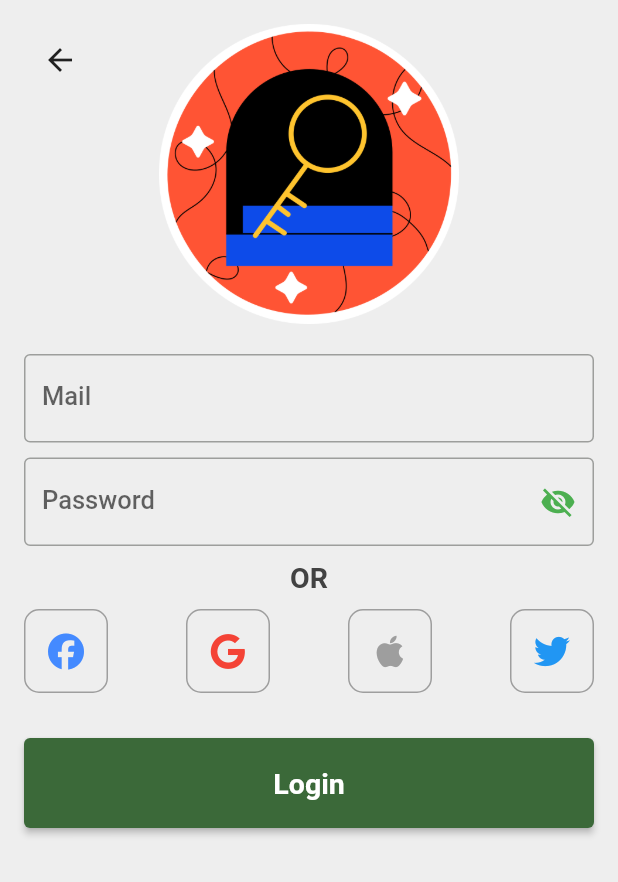
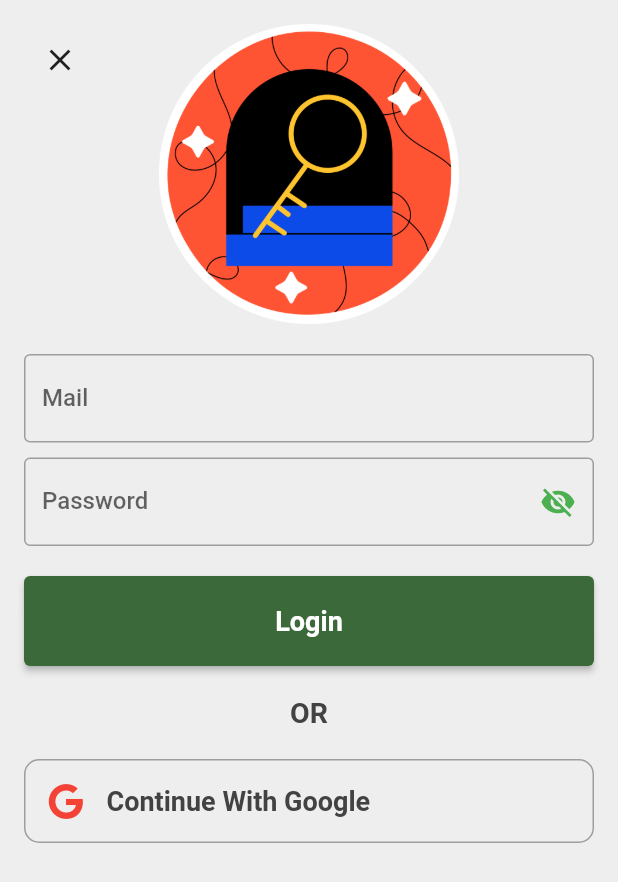
Before and after one commit to SpeedfireV/recipes, a Flutter app: the LoginPage screen opened by its route, on a phone screen of 412 x 824 dp. Shown: the top 882 px of the screen. Run offline on Flutter 3.47's test engine with Material 2 defaults, Android fonts, the phone set to English and light mode, and no system bars; our stand-ins replace auto_size_text, firebase_auth, firebase_core, flutter_hooks, flutter_riverpod, font_awesome_flutter and 4 more; accounts and stored records are empty.

Commit message:
Google, Profile, Entry

```diff
--- a/lib/main.dart
+++ b/lib/main.dart
@@ -1,13 +1,15 @@
 import 'package:firebase_core/firebase_core.dart';
 import 'package:flutter/material.dart';
 import 'package:flutter_riverpod/flutter_riverpod.dart';
-import 'package:google_sign_in/google_sign_in.dart';
+import 'package:hive_flutter/hive_flutter.dart';
 import 'package:sports/firebase_options.dart';
 import 'package:sports/services/router.dart';
 
 void main() async {
   WidgetsFlutterBinding.ensureInitialized();
   await Firebase.initializeApp(options: DefaultFirebaseOptions.currentPlatform);
+  await Hive.initFlutter();
+  await Hive.openBox("launch");
   runApp(const ProviderScope(child: MainApp()));
 }
 
--- a/lib/pages/login_page.dart
+++ b/lib/pages/login_page.dart
@@ -9,6 +9,7 @@ import 'package:sports/constants/images.dart';
 import 'package:sports/services/auth.dart';
 import 'package:sports/services/item_page.dart';
 import 'package:sports/services/router.dart';
+import 'package:sports/widgets/problem_snackbar.dart';
 
 class LoginPage extends StatefulHookConsumerWidget {
   const LoginPage({super.key});
@@ -28,7 +29,8 @@ class _LoginPageState extends ConsumerState<LoginPage> {
     final mailNode = useFocusNode();
     final passwordNode = useFocusNode();
 
-    bool visible = ref.watch(passwordVisible);
+    bool visible = ref.watch(passwordVisibleProvider);
+    ref.watch(loggedInProvider);
     return Scaffold(
         backgroundColor: Colors.grey[200],
         body: Column(
@@ -48,8 +50,11 @@ class _LoginPageState extends ConsumerState<LoginPage> {
                                 Padding(
                                   padding: const EdgeInsets.only(left: 16.0),
                                   child: IconButton(
-                                      onPressed: () {},
-                                      icon: Icon(Icons.arrow_back)),
+                                      onPressed: () {
+                                        RouterServices.router
+                                            .goNamed("recipes");
+                                      },
+                                      icon: Icon(Icons.close)),
                                 ),
                                 Align(
                                   alignment: Alignment.center,
@@ -96,7 +101,7 @@ class _LoginPageState extends ConsumerState<LoginPage> {
                                     label: Text(
                                       "Mail",
                                       style: TextStyle(
-                                          fontSize: 17,
+                                          fontSize: 16,
                                           fontWeight: FontWeight.w500),
                                     ),
                                     border: OutlineInputBorder()),
@@ -127,7 +132,7 @@ class _LoginPageState extends ConsumerState<LoginPage> {
                                     label: Text(
                                       "Password",
                                       style: TextStyle(
-                                          fontSize: 17,
+                                          fontSize: 16,
                                           fontWeight: FontWeight.w500),
                                     ),
                                     border: OutlineInputBorder(),
@@ -139,69 +144,15 @@ class _LoginPageState extends ConsumerState<LoginPage> {
                                       onPressed: () {
                                         //TODO: Visibility Password
                                         ref
-                                            .read(passwordVisible.notifier)
+                                            .read(passwordVisibleProvider
+                                                .notifier)
                                             .state = !visible;
                                       },
                                     )),
                               ),
-                              SizedBox(height: 10),
-                              Text("OR",
-                                  style: TextStyle(
-                                      fontSize: 19,
-                                      fontWeight: FontWeight.w600,
-                                      color: ColorsCustom.darkGrey)),
-                              SizedBox(height: 10),
-                              Row(
-                                mainAxisAlignment:
-                                    MainAxisAlignment.spaceBetween,
-                                children: [
-                                  //TODO: Login Functions
-                                  OutlinedIconButton(
-                                      function: () {},
-                                      icon: FontAwesomeIcons.facebook,
-                                      color: Colors.blueAccent),
-                                  OutlinedIconButton(
-                                    function: () async {
-                                      final google = await AuthService()
-                                          .signInWithGoogle();
-                                      debugPrint(google);
-                                      if (google != null) {
-                                        RouterServices.router
-                                            .goNamed("recipes");
-                                      } else {
-                                        ScaffoldMessenger.of(context)
-                                            .showSnackBar(SnackBar(
-                                                backgroundColor:
-                                                    ColorsCustom.darkGrey,
-                                                content: Center(
-                                                  child: Text(
-                                                    "Login unsuccessful",
-                                                    style: TextStyle(
-                                                        fontSize: 17,
-                                                        fontWeight:
-                                                            FontWeight.w400,
-                                                        color:
-                                                            ColorsCustom.white),
+                              SizedBox(
+                                height: 20,
                               ),
-                                                )));
-                                      }
-                                    },
-                                    icon: FontAwesomeIcons.google,
-                                    color: Colors.red,
-                                  ),
-                                  OutlinedIconButton(
-                                    function: () {},
-                                    icon: FontAwesomeIcons.apple,
-                                    color: Colors.grey[500],
-                                  ),
-                                  OutlinedIconButton(
-                                    function: () {},
-                                    icon: FontAwesomeIcons.twitter,
-                                    color: Colors.blue,
-                                  ),
-                                ],
-                              ),
-                              SizedBox(height: 30),
                               Row(
                                 children: [
                                   Expanded(
@@ -209,8 +160,6 @@ class _LoginPageState extends ConsumerState<LoginPage> {
                                       onPressed: () async {
                                         //TODO: Login Button
                                         if (_formKey.currentState!.validate()) {
-                                          RouterServices.router
-                                              .goNamed("recipes");
                                           try {
                                             await FirebaseAuth.instance
                                                 .createUserWithEmailAndPassword(
@@ -228,12 +177,17 @@ class _LoginPageState extends ConsumerState<LoginPage> {
                                                         .text
                                                         .trim());
                                           }
+                                          ref
+                                              .read(loggedInProvider.notifier)
+                                              .state = true;
+                                          RouterServices.router
+                                              .goNamed("recipes");
                                         }
                                       },
                                       child: Text(
                                         "Login",
                                         style: TextStyle(
-                                            fontSize: 19,
+                                            fontSize: 18,
                                             fontWeight: FontWeight.w600),
                                       ),
                                       style: ButtonStyle(
@@ -243,8 +197,29 @@ class _LoginPageState extends ConsumerState<LoginPage> {
                                   ),
                                 ],
                               ),
-                              SizedBox(
-                                height: 20,
+                              SizedBox(height: 20),
+                              Text("OR",
+                                  style: TextStyle(
+                                      fontSize: 19,
+                                      fontWeight: FontWeight.w600,
+                                      color: ColorsCustom.darkGrey)),
+                              SizedBox(height: 20),
+                              OutlinedIconButton(
+                                function: () async {
+                                  final google =
+                                      await AuthService.signInWithGoogle();
+                                  if (google != null) {
+                                    ref.read(loggedInProvider.notifier).state =
+                                        true;
+                                    RouterServices.router.goNamed("recipes");
+                                  } else {
+                                    showProblemSnackbar(
+                                        "Login Unsuccessful", context);
+                                  }
+                                },
+                                icon: FontAwesomeIcons.google,
+                                color: Colors.red,
+                                text: "Continue With Google",
                               ),
                             ],
                           ),
@@ -262,10 +237,15 @@ class _LoginPageState extends ConsumerState<LoginPage> {
 
 class OutlinedIconButton extends ConsumerStatefulWidget {
   const OutlinedIconButton(
-      {super.key, required this.function, required this.icon, this.color});
+      {super.key,
+      required this.function,
+      required this.icon,
+      this.color,
+      this.text});
   final VoidCallback function;
   final IconData icon;
   final Color? color;
+  final String? text;
 
   @override
   ConsumerState<ConsumerStatefulWidget> createState() =>
@@ -281,13 +261,31 @@ class _OutlinedIconButtonState extends ConsumerState<OutlinedIconButton> {
       child: Ink(
         decoration: BoxDecoration(
             borderRadius: BorderRadius.circular(10),
-            border: Border.all(color: Colors.grey[500]!)),
-        child: Padding(
+            border: Border.all(color: Colors.grey[500]!, width: 1)),
+        child: widget.text == null
+            ? Padding(
                 padding: const EdgeInsets.all(15.0),
                 child: Icon(
                   widget.icon,
                   color: widget.color ?? Colors.grey[700]!,
+                ))
+            : Row(
+                children: [
+                  Padding(
+                      padding: const EdgeInsets.all(15.0),
+                      child: Icon(
+                        widget.icon,
+                        color: widget.color ?? Colors.grey[700]!,
+                      )),
+                  Text(
+                    widget.text!,
+                    style: TextStyle(
+                        color: ColorsCustom.darkGrey,
+                        fontSize: 18,
+                        fontWeight: FontWeight.w600),
                   ),
+                  Expanded(child: Container())
+                ],
               ),
       ),
     );
--- a/lib/services/auth.dart
+++ b/lib/services/auth.dart
@@ -1,28 +1,27 @@
 import 'package:firebase_auth/firebase_auth.dart';
-import 'package:flutter/cupertino.dart';
 import 'package:google_sign_in/google_sign_in.dart';
 
 class AuthService {
+  static bool loggedIn() {
+    return FirebaseAuth.instance.currentUser != null;
+  }
+
+  static String currentMail() {
+    return FirebaseAuth.instance.currentUser!.email.toString();
+  }
+
   // Google
-  Future signInWithGoogle() async {
+  static Future signInWithGoogle() async {
     final GoogleSignInAccount? gUser = await GoogleSignIn().signIn();
     if (gUser != null) {
       final GoogleSignInAuthentication gAuth = await gUser.authentication;
 
       final credential = GoogleAuthProvider.credential(
           accessToken: gAuth.accessToken, idToken: gAuth.idToken);
-      debugPrint(gUser.toString());
 
       return await FirebaseAuth.instance.signInWithCredential(credential);
     } else {
-      debugPrint(gUser.toString());
       return null;
     }
   }
-
-  //TODO: Facebook
-
-  //TODO: Apple
-
-  //TODO: Twitter
 }
--- a/lib/services/item_page.dart
+++ b/lib/services/item_page.dart
@@ -1,4 +1,6 @@
 import 'package:flutter_riverpod/flutter_riverpod.dart';
+import 'package:sports/services/auth.dart';
 
 final tabSelectorProvider = StateProvider.autoDispose<int>((ref) => 0);
-final passwordVisible = StateProvider.autoDispose<bool>((ref) => false);
+final passwordVisibleProvider = StateProvider.autoDispose<bool>((ref) => false);
+final loggedInProvider = StateProvider<bool>((ref) => AuthService.loggedIn());
--- /dev/null
+++ b/lib/services/local_database.dart
@@ -0,0 +1,17 @@
+import 'package:hive_flutter/hive_flutter.dart';
+
+class DatabaseServices {
+  static Future addToBox() async {
+    Box box = Hive.box("launch");
+    box.add(true);
+  }
+
+  static bool appLaunched() {
+    Box box = Hive.box("launch");
+    if (box.values.length == 1) {
+      return true;
+    } else {
+      return false;
+    }
+  }
+}
--- a/lib/services/router.dart
+++ b/lib/services/router.dart
@@ -2,13 +2,21 @@ import 'package:go_router/go_router.dart';
 import 'package:sports/models/food_item.dart';
 import 'package:sports/pages/entry_page.dart';
 import 'package:sports/pages/recipes_page.dart';
+import 'package:sports/services/local_database.dart';
 
 import '../pages/item_page.dart';
 import '../pages/login_page.dart';
 
 class RouterServices {
   static final router = GoRouter(routes: [
-    GoRoute(path: "/", builder: (context, state) => const EntryPage()),
+    GoRoute(
+        path: "/",
+        builder: (context, state) {
+          if (DatabaseServices.appLaunched()) {
+            return RecipesPage();
+          }
+          return EntryPage();
+        }),
     GoRoute(
         path: "/recipes",
         name: "recipes",
--- a/pubspec.yaml
+++ b/pubspec.yaml
@@ -7,15 +7,19 @@ environment:
   sdk: '>=3.0.0 <4.0.0'
 
 dependencies:
+  auto_size_text: ^3.0.0
   firebase_auth: ^4.6.3
   firebase_core: ^2.14.0
   flutter:
     sdk: flutter
+  flutter_facebook_auth: ^6.0.0
   flutter_hooks: ^0.18.6
   flutter_riverpod: ^2.3.6
   font_awesome_flutter: ^10.5.0
   go_router: ^9.0.0
   google_sign_in: ^6.1.4
+  hive: ^2.2.3
+  hive_flutter: ^1.1.0
   hooks_riverpod: ^2.3.6
   riverpod: ^2.3.6
   riverpod_annotation: ^2.1.1
```
Also changed, not shown: lib/pages/entry_page.dart (+9 -2 lines), lib/pages/recipes_page.dart (+54 -1 lines), lib/widgets/problem_snackbar.dart (added, +29 -0 lines), pubspec.lock, 3 other files. Lines whose indentation alone changed are shown as unchanged.
